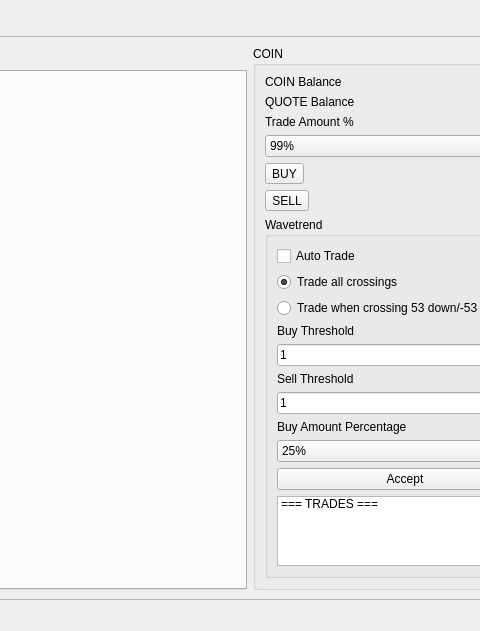
pywizard/wavetrend, file mainwindowqt.ui: the form before one commit; both pictures show x 243 to 723 and y 0 to 631 of the 819 by 631 pixel window.
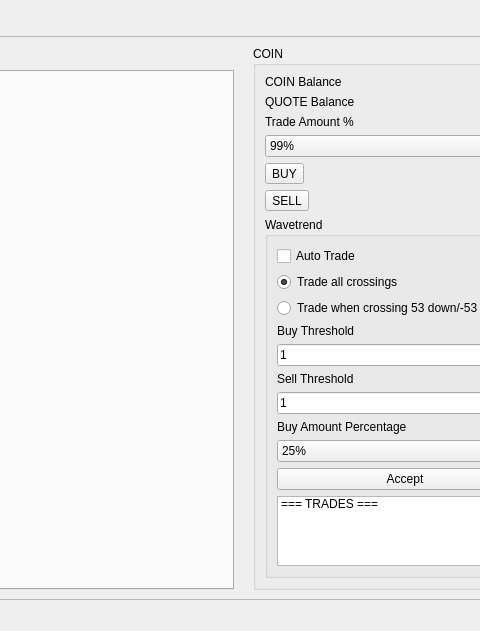
The form after the commit. Icons and pictures are not drawn.

The edit to the form file:
```diff
--- a/mainwindowqt.ui
+++ b/mainwindowqt.ui
@@ -7,7 +7,7 @@
     <x>0</x>
     <y>0</y>
     <width>819</width>
-    <height>557</height>
+    <height>586</height>
    </rect>
   </property>
   <property name="sizePolicy">
@@ -65,6 +65,13 @@
          </widget>
         </widget>
        </item>
+       <item>
+        <widget class="QLabel" name="label">
+         <property name="text">
+          <string/>
+         </property>
+        </widget>
+       </item>
        <item>
         <widget class="QGroupBox" name="groupBox">
          <property name="title">
```
